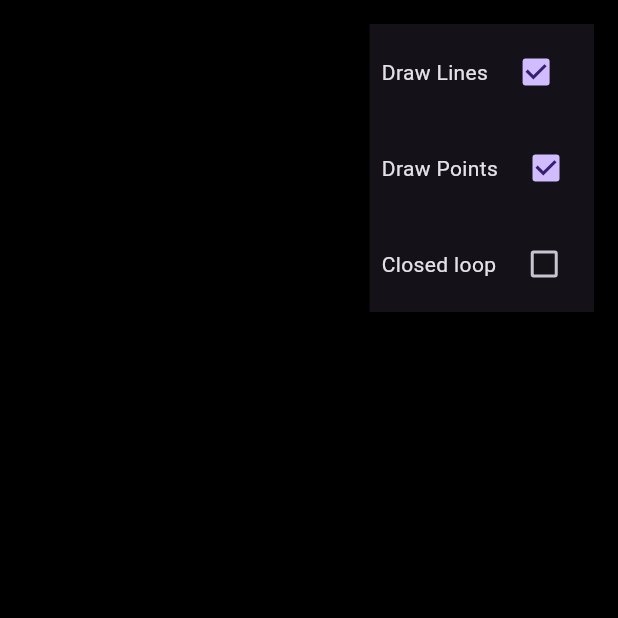
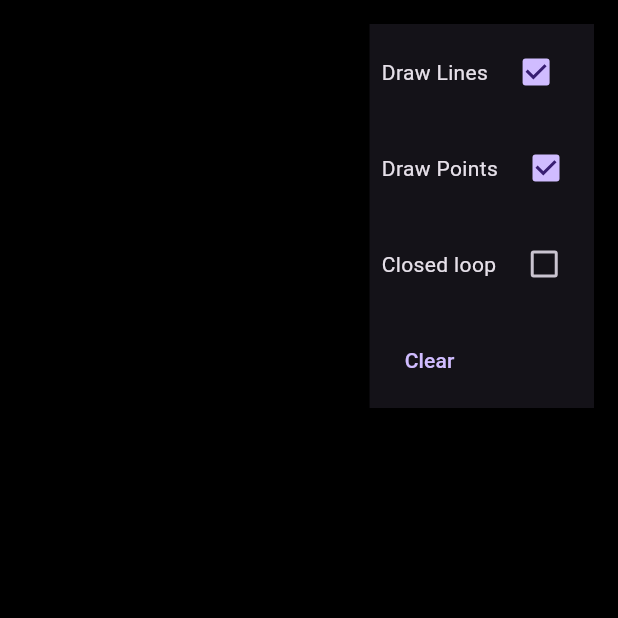
Before and after one commit to Hamidrzash/catmull_rom_flutter, a Flutter app: the screen it shows after launch, on a phone screen of 412 x 824 dp, the top half of it. Run offline on Flutter 3.47's test engine with Material 3 defaults, Android fonts, the phone set to English and light mode, and no system bars.

Commit message:
Added clear button

```diff
--- a/lib/main.dart
+++ b/lib/main.dart
@@ -43,7 +43,7 @@ class _DrawPointsScreenState extends State<DrawPointsScreen> {
 
   void _addPoint(TapDownDetails details) {
     setState(() {
-      points.add(Point(details.localPosition.dx, details.localPosition.dy, curve.update));
+      // points.add(Point(details.localPosition.dx, details.localPosition.dy, curve.update));
       curve.addPoint(details.localPosition.dx, details.localPosition.dy);
     });
   }
@@ -123,6 +123,21 @@ class _DrawPointsScreenState extends State<DrawPointsScreen> {
                           closedLoop = !closedLoop;
                         }),
                       )
+                    ],
+                  ),
+                ),
+                Padding(
+                  padding: const EdgeInsets.all(8.0),
+                  child: Row(
+                    mainAxisSize: MainAxisSize.min,
+                    children: [
+                      TextButton(
+                          onPressed: () {
+                            setState(() {
+                              curve.points.clear();
+                            });
+                          },
+                          child: const Text('Clear')),
                     ],
                   ),
                 ),
```
